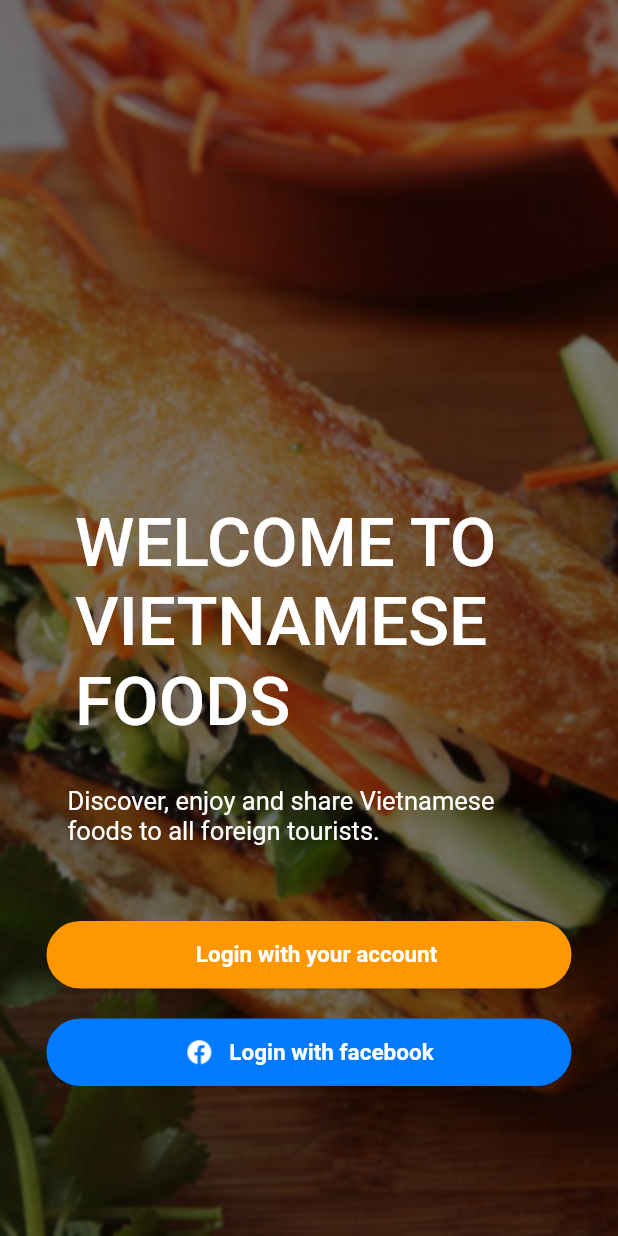
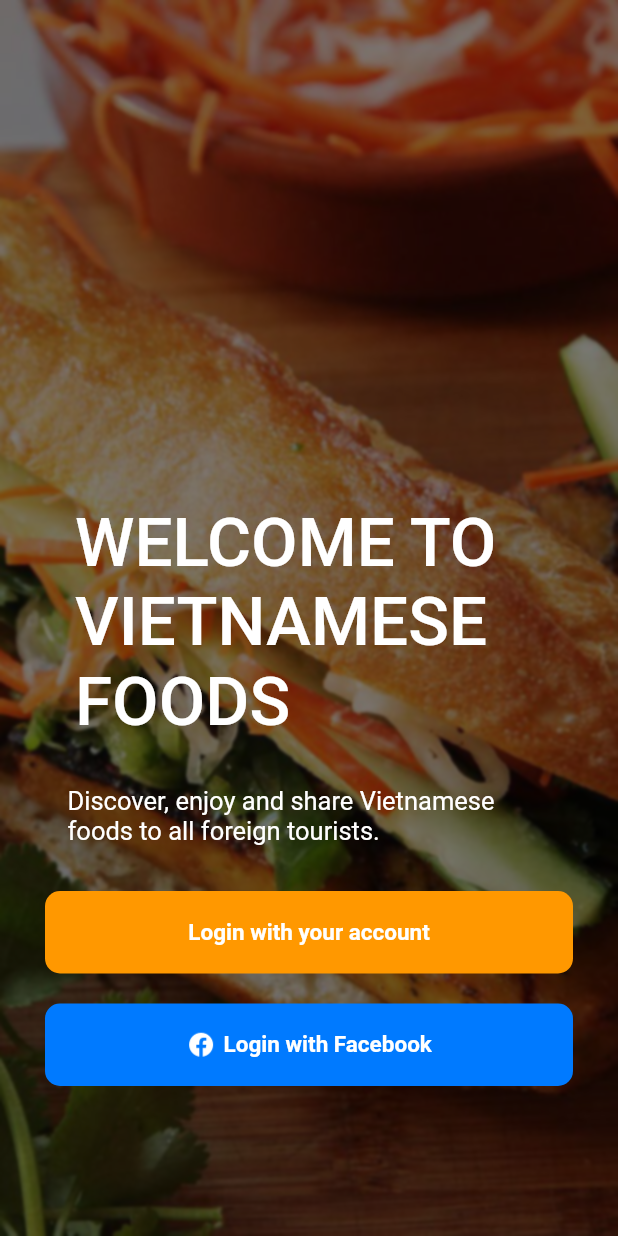
Before and after one commit to hoangphuc06/review_vietnamses_foods_app, a Flutter app: the screen it shows after launch, on a phone screen of 412 x 824 dp. Run offline on Flutter 3.47's test engine with Material 2 defaults, Android fonts, the phone set to English and light mode, and no system bars; missing offline and left inert: tflite_flutter; project files that could hold a hidden picture were left out.

Commit message:
commit ui login and sign up

```diff
--- a/review_vietnamese_foods/lib/main.dart
+++ b/review_vietnamese_foods/lib/main.dart
@@ -15,6 +15,9 @@ class MyApp extends StatelessWidget {
     return MaterialApp(
       debugShowCheckedModeBanner: false,
       home: SplashPage(),
+      theme: ThemeData(
+          primarySwatch: Colors.orange
+      ),
     );
   }
 }
--- /dev/null
+++ b/review_vietnamese_foods/lib/src/common_widgets/button_icon.dart
@@ -0,0 +1,35 @@
+import 'package:flutter/material.dart';
+
+Widget buttonIcon( BuildContext? context, String? labelButton, Color labelButtonColor, Color buttonColor, ImageProvider<Object>? icon, func,) {
+  return Container(
+    height: 55,
+    width: double.infinity,
+    decoration: BoxDecoration(
+        color: buttonColor,
+        borderRadius: BorderRadius.circular(10.0)),
+    child: Center(
+      child: FlatButton(
+        onPressed: func,
+        child: Row(
+          mainAxisAlignment: MainAxisAlignment.center,
+          children: [
+            Image(
+              image: icon!,
+              height: 20.0,
+              width: 20.0,
+            ),
+            SizedBox(width: 5,),
+            Text(
+              labelButton!,
+              style: TextStyle(
+                  color: labelButtonColor,
+                  fontSize: 15,
+                  fontWeight: FontWeight.bold
+              ),
+            ),
+          ],
+        ),
+      ),
+    ),
+  );
+}
--- /dev/null
+++ b/review_vietnamese_foods/lib/src/common_widgets/button_not_icon.dart
@@ -0,0 +1,24 @@
+import 'package:flutter/material.dart';
+
+Widget buttonNotIcon( BuildContext? context, String? labelButton, Color labelButtonColor, Color buttonColor, func,) {
+  return Container(
+    height: 55,
+    width: double.infinity,
+    decoration: BoxDecoration(
+        color: buttonColor,
+        borderRadius: BorderRadius.circular(10.0)),
+    child: FlatButton(
+      onPressed: func,
+      child: Center(
+        child: Text(
+          labelButton!,
+          style: TextStyle(
+            color: labelButtonColor,
+            fontSize: 15,
+            fontWeight: FontWeight.bold
+          ),
+        ),
+      ),
+    ),
+  );
+}
--- a/review_vietnamese_foods/lib/src/common_widgets/rounded_button.dart
+++ /dev/null
@@ -1,105 +0,0 @@
-import 'package:flutter/material.dart';
-
-const shape = StadiumBorder();
-
-Widget createButton({
-  BuildContext? context,
-  double width = 350.0,
-  double height = 45.0,
-  double radius = 20.0,
-  bool isWithIcon = false,
-  ImageProvider<Object>? icon,
-  String? labelButton,
-  Color labelButtonColor = Colors.white,
-  Color buttonColor = Colors.orange,
-  double labelFontSize = 15.0,
-  OutlinedBorder? shape = shape,
-  Function? func,
-}) {
-  return Container(
-    width: width,
-    height: height,
-    margin: EdgeInsets.only(top: 20.0),
-    child: isWithIcon
-        ? _raiseButtonWithIcon(radius, icon!, labelButton!, labelButtonColor,
-            labelFontSize, buttonColor, func, shape!)
-        : _raiseButtonNotIcon(radius, labelButton!, buttonColor, labelFontSize,
-            labelButtonColor, func, shape!),
-  );
-}
-
-Widget _raiseButtonWithIcon(
-  double radius,
-  ImageProvider<Object> icon,
-  String labelButton,
-  Color labelButtonColor,
-  double labelFontSize,
-  Color color,
-  func,
-  OutlinedBorder shape,
-) {
-  return ElevatedButton(
-    onPressed: func,
-    style: ElevatedButton.styleFrom(
-      shape: shape,
-      primary: color,
-      elevation: 0.5,
-    ),
-    child: Row(
-      mainAxisAlignment: MainAxisAlignment.center,
-      children: [
-        Image(
-          image: icon,
-          height: 20.0,
-          width: 20.0,
-        ),
-        Container(
-          margin: EdgeInsets.only(left: 10.0),
-          child: Text(
-            labelButton,
-            style: TextStyle(
-              color: labelButtonColor,
-              fontWeight: FontWeight.bold,
-              fontSize: labelFontSize
-            ),
-          )
-        )
-      ],
-    ),
-  );
-}
-
-Widget _raiseButtonNotIcon(
-  double radius,
-  String labelButton,
-  Color color,
-  double labelFontSize,
-  Color labelButtonColor,
-  func,
-  OutlinedBorder shape,
-) {
-  return ElevatedButton(
-    onPressed: func,
-    style: ElevatedButton.styleFrom(
-      shape: shape,
-      primary: color,
-      elevation: 0.5,
-    ),
-    child: Row(
-      mainAxisAlignment: MainAxisAlignment.center,
-      children: [
-        Container(
-          margin: EdgeInsets.only(left: 10.0),
-          child: Text(
-            labelButton,
-            style: TextStyle(
-                color: labelButtonColor,
-                fontWeight: FontWeight.bold,
-                fontSize: labelFontSize
-            ),
-          )
-        )
-      ],
-    ),
-  );
-}
--- a/review_vietnamese_foods/lib/src/pages/splash_page.dart
+++ b/review_vietnamese_foods/lib/src/pages/splash_page.dart
@@ -1,9 +1,11 @@
 import 'dart:ui';
 
 import 'package:flutter/material.dart';
+import 'package:tflite_flutter_plugin_example/src/common_widgets/button_icon.dart';
 import 'package:tflite_flutter_plugin_example/src/pages/login_page.dart';
 
-import '../common_widgets/rounded_button.dart';
+import '../common_widgets/button_not_icon.dart';
+
 
 class SplashPage extends StatefulWidget {
   const SplashPage({Key? key}) : super(key: key);
@@ -54,22 +56,17 @@ class _SplashPageState extends State<SplashPage> {
                         fontSize: 17.0),
                   ),
                 ),
-                createButton(
-                    context: context,
-                    func: () {
-                      //Navigator.pushNamed(context, 'login');
-                      Navigator.push(context, MaterialPageRoute(builder: (context) => const LoginPage()));
-                    },
-                    labelButton: 'Login with your account',
-                    buttonColor: Colors.orange,
+                Padding(
+                  padding: const EdgeInsets.only(left: 30, right: 30),
+                  child: buttonNotIcon(context, "Login with your account", Colors.white, Colors.orange, (){
+                    Navigator.push(context, MaterialPageRoute(builder: (context) => const LoginPage()));
+                  }),
                 ),
-                createButton(
-                    context: context,
-                    func: () => print('goToFacebook'),
-                    isWithIcon: true,
-                    labelButton: 'Login with facebook',
-                    buttonColor: Color.fromRGBO(0, 122, 255, 1.0),
-                    icon: AssetImage('assets/images/ic/ic_fb.png')
+                Padding(
+                  padding: const EdgeInsets.only(left: 30, right: 30, top: 20),
+                  child: buttonIcon(context, "Login with Facebook", Colors.white, Color.fromRGBO(0, 122, 255, 1.0), AssetImage('assets/images/ic/ic_fb.png'),(){
+                    print('goToFacebook');
+                  }),
                 ),
                 SizedBox(height: 100,)
               ],
```
Also changed, not shown: review_vietnamese_foods/lib/src/pages/login_page.dart (+119 -0 lines), review_vietnamese_foods/lib/src/pages/signup_page.dart (added, +185 -0 lines).
